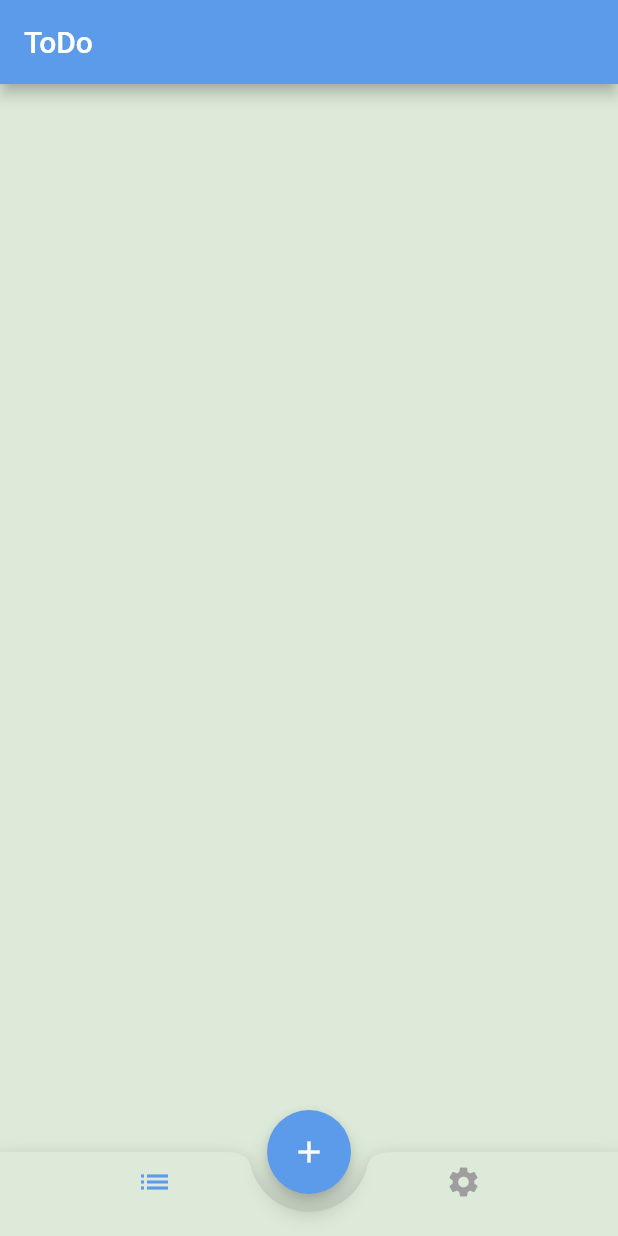
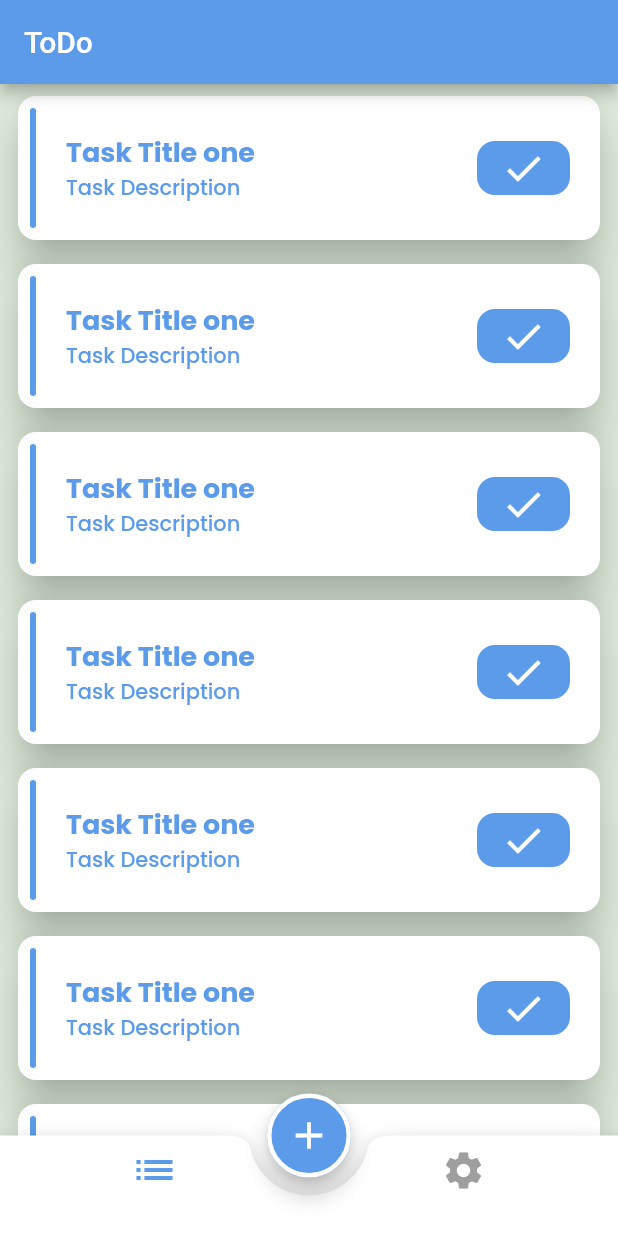
Before and after one commit to SalmaOsman23/To_Do_App, a Flutter app: the screen it shows after launch, on a phone screen of 412 x 824 dp. Run offline on Flutter 3.47's test engine with Material 2 defaults, Android fonts, the phone set to English and light mode, and no system bars; our stand-ins replace calendar_timeline, cloud_firestore, firebase_core, google_fonts; accounts and stored records are empty; generated files the repository leaves out were written again.

Commit message:
Task tab screen & setting up firebase

```diff
--- a/lib/layout/home_layout.dart
+++ b/lib/layout/home_layout.dart
@@ -1,5 +1,6 @@
 import 'package:flutter/material.dart';
 import 'package:to_do_app/screens/settings/settings.dart';
+import 'package:to_do_app/screens/tasks/add_tasks_bottom_sheet.dart';
 import 'package:to_do_app/screens/tasks/tasks_tab.dart';
 import 'package:to_do_app/shared/styles/app_colors.dart';
 
@@ -18,17 +19,27 @@ class _HomeLayoutState extends State<HomeLayout> {
   @override
   Widget build(BuildContext context) {
     return Scaffold(
+      extendBody: true,
       backgroundColor: AppColors.backgroundColor,
       appBar: AppBar(
         title: Text("ToDo"),
       ),
       floatingActionButton: FloatingActionButton(
-        onPressed: (){},
-        child: Icon(Icons.add),),
+        onPressed: (){
+          showAddTasksBottomSheet();
+        },
+        shape: OutlineInputBorder(
+          borderRadius: BorderRadius.circular(50),
+          borderSide: BorderSide(
+            color: AppColors.white,
+            width: 3
+          )
+        ),
+        child: Icon(Icons.add,size: 30,),),
       floatingActionButtonLocation: FloatingActionButtonLocation.centerDocked,
       bottomNavigationBar: BottomAppBar(
         notchMargin: 12,
-        color: AppColors.backgroundColor,
+        color: AppColors.white,
         shape: CircularNotchedRectangle(),
         clipBehavior: Clip.hardEdge,
         child: BottomNavigationBar(
@@ -48,4 +59,14 @@ class _HomeLayoutState extends State<HomeLayout> {
       body: tabs[index],
     );
   }
+
+  void showAddTasksBottomSheet() {
+    showModalBottomSheet(context: context,
+        isScrollControlled: true,
+        builder: (context){
+      return Padding(
+        padding: EdgeInsets.only(bottom: MediaQuery.of(context).viewInsets.bottom),
+          child: AddTaskBottomSheet());
+    });
+  }
 }
--- /dev/null
+++ b/lib/models/tasks_model.dart
@@ -0,0 +1,33 @@
+class TasksModel{
+
+  String id;
+  String title;
+  String description;
+  int date;
+  bool isDone;
+  TasksModel({
+    this.id = "",
+    required this.title,
+    required this.description,
+    required this.date,
+    this.isDone = false});
+
+  TasksModel.fromJson(Map<String,dynamic>jsonMap)
+      :this(
+    id: jsonMap['id'],
+    title: jsonMap['title'],
+    description: jsonMap['description'],
+    date: jsonMap['date'],
+    isDone: jsonMap['isDone'],
+  );
+
+  Map<String,dynamic> toJson() {
+    return {
+      "id": id,
+      "title": title,
+      "description": description,
+      "date": date,
+      "isDone": isDone
+    };
+  }
+}
--- a/lib/screens/tasks/task_item.dart
+++ b/lib/screens/tasks/task_item.dart
@@ -1,10 +1,22 @@
 import 'package:flutter/material.dart';
 import 'package:to_do_app/shared/styles/app_colors.dart';
+import 'package:to_do_app/shared/styles/app_colors.dart';
+
 
 class TaskItem extends StatelessWidget {
   @override
   Widget build(BuildContext context) {
     return Card(
+      elevation: 12,
+      margin: EdgeInsets.symmetric(horizontal: 12, vertical: 8),
+      shape: OutlineInputBorder(
+        borderRadius: BorderRadius.circular(12),
+        borderSide: BorderSide(
+          color: AppColors.transparent,
+        )
+      ),
+      child: Padding(
+        padding: const EdgeInsets.all(8.0),
         child: Row(
           children: [
             Container(
@@ -14,23 +26,30 @@ class TaskItem extends StatelessWidget {
                   color: AppColors.primaryColor,
                   borderRadius: BorderRadius.circular(20)),
             ),
+            SizedBox(width: 20,),
             Column(
+              crossAxisAlignment: CrossAxisAlignment.start,
               children: [
                 Text(
                   "Task Title one",
-                style: TextStyle(
-                    fontWeight: FontWeight.bold,
-                    fontSize: 18,
-                    color: AppColors.primaryColor),
+                  style: Theme.of(context).textTheme.bodyLarge,
                 ),
                 Text("Task Description",
-                  style: TextStyle(
-                      fontWeight: FontWeight.w400,
-                      fontSize: 14,
-                      color: AppColors.primaryColor)),
+                    style: Theme.of(context).textTheme.bodyMedium),
               ],
+            ),
+            Spacer(),
+            Container(
+              margin: EdgeInsets.only(right: 12),
+              padding: EdgeInsets.symmetric(horizontal: 16,vertical: 3),
+                decoration: BoxDecoration(
+                  color: AppColors.primaryColor,
+                  borderRadius: BorderRadius.circular(12)
+                ),
+                child: Icon(Icons.done,color: AppColors.white,size: 30,)
             )
           ],
+        ),
       ),
     );
   }
--- a/lib/screens/tasks/tasks_tab.dart
+++ b/lib/screens/tasks/tasks_tab.dart
@@ -1,11 +1,35 @@
 import 'package:flutter/material.dart';
+import 'package:calendar_timeline/calendar_timeline.dart';
+import 'package:to_do_app/screens/tasks/task_item.dart';
+import 'package:to_do_app/shared/styles/app_colors.dart';
 
 class TasksTab extends StatelessWidget {
 
   @override
   Widget build(BuildContext context) {
-    return Scaffold(
-
+    return Column(
+      children: [
+        /*CalendarTimeline(
+          initialDate: DateTime.now(),
+          firstDate: DateTime.now().subtract(Duration(days: 365)),
+          lastDate: DateTime.now().add(Duration(days: 365)),
+          onDateSelected: (date) => print(date),
+          leftMargin: 20,
+          monthColor: AppColors.primaryColor,
+          dayColor: AppColors.primaryColor,
+          activeDayColor: AppColors.white,
+          activeBackgroundDayColor: AppColors.primaryColor,
+          dotsColor: AppColors.white,
+          selectableDayPredicate: (date) => true, //If I want to unlock clicking on a specific day
+          locale: 'en_ISO',
+        ),*/
+        Expanded(
+          child: ListView.builder(itemBuilder: (context,index){
+            return TaskItem();
+          },itemCount: 8,
+          ),
+        )
+      ],
     );
   }
 }
--- /dev/null
+++ b/lib/shared/network/firebase/firebase_manager.dart
@@ -0,0 +1,24 @@
+import 'package:cloud_firestore/cloud_firestore.dart';
+import 'package:to_do_app/models/tasks_model.dart';
+
+class FirebaseManager{
+
+  static CollectionReference<TasksModel> getTaskCollection(){
+    return FirebaseFirestore.instance.collection("Tasks")
+        .withConverter(fromFirestore: (snapshot,_){
+          return TasksModel.fromJson(snapshot.data()!);
+    }
+        , toFirestore: (task,_){ //task is object from datamodel class TaskModel
+          return task.toJson();
+        }
+        );
+  }
+
+  static void addTask(TasksModel task){
+    var collection = getTaskCollection();
+    var docReference = collection.doc();
+    task.id = docReference.id;
+    docReference.set(task);
+
+  }
+}
--- a/lib/shared/styles/app_colors.dart
+++ b/lib/shared/styles/app_colors.dart
@@ -10,7 +10,6 @@ abstract class AppColors {
   static const Color backgroundDarkColor = Color(0xff060e1e);
   static const Color accentDark = Color(0xff141922);
   static const Color grey = Colors.grey;
-
-
+  static const Color black = Colors.black;
 
 }
--- a/lib/shared/styles/app_theme.dart
+++ b/lib/shared/styles/app_theme.dart
@@ -1,8 +1,27 @@
 import 'package:flutter/material.dart';
-
 import 'app_colors.dart';
+import 'package:google_fonts/google_fonts.dart';
 
 abstract class AppTheme {
+
+  static final TextStyle TaskTitle = TextStyle(
+      fontWeight: FontWeight.bold,
+      fontSize: 18,
+      color: AppColors.primaryColor,
+      fontFamily: GoogleFonts.poppins().fontFamily,
+  );
+  static final TextStyle TaskDescription = TextStyle(
+      fontWeight: FontWeight.w500,
+      fontSize: 14,
+      color: AppColors.primaryColor,
+      fontFamily: GoogleFonts.poppins().fontFamily,
+  );
+/*  static final TextStyle dateSettings = TextStyle(
+    fontWeight: FontWeight.bold,
+    fontSize: 20,
+    color: AppColors.black,
+    fontFamily: GoogleFonts.poppins().fontFamily,
+  );*/
 
   static ThemeData lightTheme = ThemeData(
       scaffoldBackgroundColor: AppColors.backgroundColor,
@@ -18,7 +37,13 @@ abstract class AppTheme {
           backgroundColor: AppColors.transparent,
           selectedItemColor: AppColors.primaryColor,
         unselectedItemColor: AppColors.grey,
+          selectedIconTheme: IconThemeData(size: 32),
+          unselectedIconTheme: IconThemeData(size: 30)
       ),
+      textTheme: TextTheme(
+          bodyLarge: TaskTitle,
+          bodyMedium: TaskDescription
+      )
   );
 
 
@@ -34,6 +59,10 @@ abstract class AppTheme {
         unselectedItemColor: AppColors.white,
         selectedIconTheme: IconThemeData(size: 32),
         unselectedIconTheme: IconThemeData(size: 27)),
+    textTheme: TextTheme(
+      bodyLarge: TaskTitle,
+      bodyMedium: TaskDescription
+    )
 
   );
 }
--- a/pubspec.yaml
+++ b/pubspec.yaml
@@ -32,9 +32,14 @@ dependencies:
     sdk: flutter
 
 
+  google_fonts: ^6.1.0
+
   # The following adds the Cupertino Icons font to your application.
   # Use with the CupertinoIcons class for iOS style icons.
   cupertino_icons: ^1.0.2
+  firebase_core: ^2.16.0
+  calendar_timeline: ^1.1.2
+  cloud_firestore: ^4.9.2
 
 dev_dependencies:
   flutter_test:
```
Also changed, not shown: lib/main.dart (+8 -1 lines), pubspec.lock, 1 other file. Lines whose indentation alone changed are shown as unchanged.
